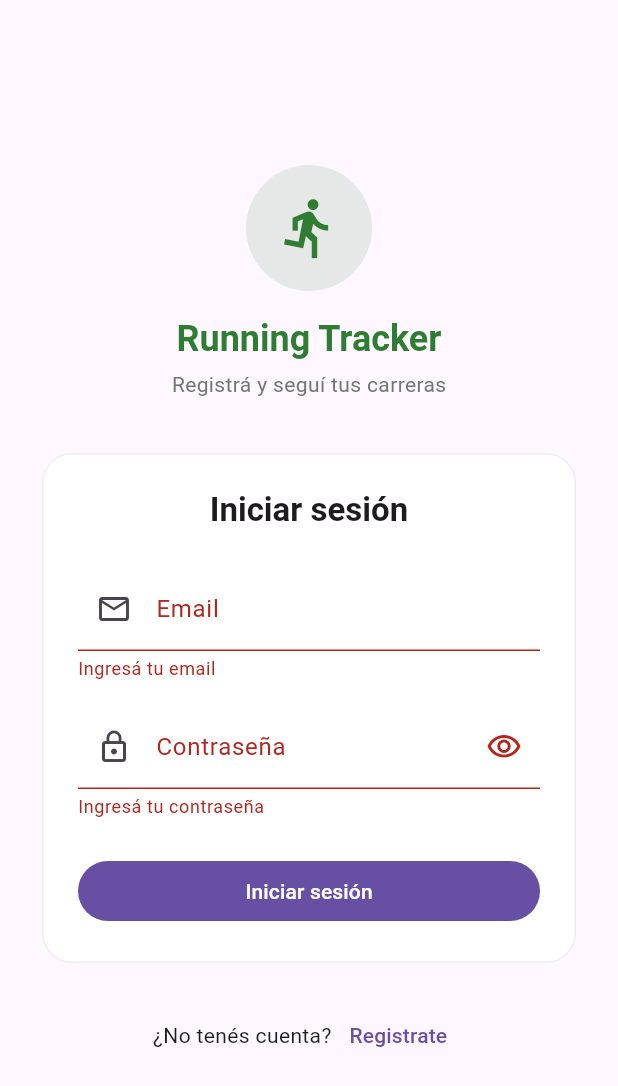
After one commit to linearesdiego/flutter-universidad, a Flutter app: the LoginPage screen opened directly, after a tap on "Iniciar sesión", on a phone screen of 412 x 824 dp. The commit adds this screen. Shown: the top 1086 px of the screen. Run offline on Flutter 3.47's test engine with Material 3 defaults, Android fonts, the phone set to English and light mode, and no system bars; network calls fail.

Commit message:
proyecto integrador y cambios

```diff
--- a/app_components/data/menu_opts.json
+++ b/app_components/data/menu_opts.json
@@ -40,6 +40,11 @@
         "ruta" : "count",
         "icon" : "calculate",
         "texto": "Contador"
+        },
+        {
+        "ruta" : "welcome",
+        "icon" : "gradient",
+        "texto": "Bienvenida - Gradientes"
         }
     ]
 }
--- a/app_components/lib/src/routes/routes.dart
+++ b/app_components/lib/src/routes/routes.dart
@@ -8,6 +8,7 @@ import '../pages/inputs_page.dart';
 import '../pages/slider_page.dart';
 import '../pages/list_page.dart';
 import '../pages/home_page.dart';
+import '../pages/welcome_gradient_page.dart';
 
 
 Map<String,WidgetBuilder> getAplicationsRoutes(){
@@ -19,7 +20,8 @@ Map<String,WidgetBuilder> getAplicationsRoutes(){
     "animatedContainer":(BuildContext context) => const AnimatedContainerPage(),
     "inputs":(BuildContext context) => const InputsPage(),
     "slider":(BuildContext context) => const SliderPage(),
-    "list":(BuildContext context) => const ListPage(),
+    "list":(BuildContext context) => const ListaPage(),
     "count":(BuildContext context) => const CountPage(),
+    "welcome":(BuildContext context) => const WelcomeGradientPage(),
   };
 }
--- a/app_components/lib/src/utils/icon_string_util.dart
+++ b/app_components/lib/src/utils/icon_string_util.dart
@@ -8,7 +8,8 @@ final Map<String,dynamic> _icons ={
     "input": Icons.input,
     "tune": Icons.tune,
     "list": Icons.list,
-    "calculate":Icons.calculate
+    "calculate":Icons.calculate,
+    "gradient":Icons.gradient
 };
 
 
--- /dev/null
+++ b/running_tracker/lib/main.dart
@@ -0,0 +1,21 @@
+import 'package:flutter/material.dart';
+
+import 'src/pages/login_page.dart';
+import 'src/theme/app_theme.dart';
+
+void main() {
+  runApp(const MainApp());
+}
+
+class MainApp extends StatelessWidget {
+  const MainApp({super.key});
+
+  @override
+  Widget build(BuildContext context) {
+    return MaterialApp(
+      debugShowCheckedModeBanner: false,
+      theme: AppTheme.light,
+      home: const LoginPage(),
+    );
+  }
+}
--- /dev/null
+++ b/running_tracker/lib/src/pages/login_page.dart
@@ -0,0 +1,205 @@
+import 'package:flutter/material.dart';
+
+import '../theme/app_theme.dart';
+
+class LoginPage extends StatefulWidget {
+  const LoginPage({super.key});
+
+  @override
+  State<LoginPage> createState() => _LoginPageState();
+}
+
+class _LoginPageState extends State<LoginPage> {
+  final _formKey = GlobalKey<FormState>();
+  final _emailController = TextEditingController();
+  final _passwordController = TextEditingController();
+
+  bool _obscurePassword = true;
+  bool _loading = false;
+
+  @override
+  void dispose() {
+    _emailController.dispose();
+    _passwordController.dispose();
+    super.dispose();
+  }
+
+  String? _validateEmail(String? value) {
+    final email = value?.trim() ?? '';
+    if (email.isEmpty) return 'Ingresá tu email';
+    final regex = RegExp(r'^.+@.+\..+$');
+    if (!regex.hasMatch(email)) return 'Ingresá un email válido';
+    return null;
+  }
+
+  String? _validatePassword(String? value) {
+    final password = value ?? '';
+    if (password.isEmpty) return 'Ingresá tu contraseña';
+    if (password.length < 6) return 'Mínimo 6 caracteres';
+    return null;
+  }
+
+  Future<void> _submit() async {
+    if (!_formKey.currentState!.validate()) return;
+
+    /* setState(() => _loading = true);
+    await Future.delayed(const Duration(milliseconds: 900));
+    if (!mounted) return;
+    setState(() => _loading = false); */
+
+    ScaffoldMessenger.of(context).showSnackBar(
+      const SnackBar(content: Text('hola login')),
+    );
+  }
+
+  void _goToRegister() {
+    ScaffoldMessenger.of(context).showSnackBar(
+      const SnackBar(content: Text('hola')),
+    );
+  }
+
+  @override
+  Widget build(BuildContext context) {
+    return Scaffold(
+      body: SafeArea(
+        child: Center(
+          child: SingleChildScrollView(
+            padding: const EdgeInsets.symmetric(horizontal: 24, vertical: 32),
+            child: ConstrainedBox(
+              constraints: const BoxConstraints(maxWidth: 420),
+              child: Column(
+                mainAxisSize: MainAxisSize.min,
+                children: [
+                  _Header(),
+                  const SizedBox(height: 32),
+                  Card(
+                    elevation: 0,
+                    color: Colors.white,
+                    shape: RoundedRectangleBorder(
+                      borderRadius: BorderRadius.circular(20),
+                      side: BorderSide(color: Colors.grey.shade200),
+                    ),
+                    child: Padding(
+                      padding: const EdgeInsets.all(24),
+                      child: Form(
+                        key: _formKey,
+                        child: Column(
+                          crossAxisAlignment: CrossAxisAlignment.stretch,
+                          children: [
+                            Text(
+                              'Iniciar sesión',
+                              style: Theme.of(context).textTheme.titleLarge?.copyWith(
+                                    fontWeight: FontWeight.bold,
+                                  ),
+                              textAlign: TextAlign.center,
+                            ),
+                            const SizedBox(height: 24),
+                            TextFormField(
+                              controller: _emailController,
+                              keyboardType: TextInputType.emailAddress,
+                              textInputAction: TextInputAction.next,
+                              decoration: const InputDecoration(
+                                labelText: 'Email',
+                                prefixIcon: Icon(Icons.email_outlined),
+                              ),
+                              validator: _validateEmail,
+                            ),
+                            const SizedBox(height: 16),
+                            TextFormField(
+                              controller: _passwordController,
+                              obscureText: _obscurePassword,
+                              textInputAction: TextInputAction.done,
+                              decoration: InputDecoration(
+                                labelText: 'Contraseña',
+                                prefixIcon: const Icon(Icons.lock_outline),
+                                suffixIcon: IconButton(
+                                  icon: Icon(
+                                    _obscurePassword
+                                        ? Icons.visibility_outlined
+                                        : Icons.visibility_off_outlined,
+                                  ),
+                                  onPressed: () => setState(
+                                    () => _obscurePassword = !_obscurePassword,
+                                  ),
+                                ),
+                              ),
+                              validator: _validatePassword,
+                              onFieldSubmitted: (_) => _submit(),
+                            ),
+                            const SizedBox(height: 24),
+                            FilledButton(
+                              onPressed: _loading ? null : _submit,
+                              child: _loading
+                                  ? const SizedBox(
+                                      height: 22,
+                                      width: 22,
+                                      child: CircularProgressIndicator(
+                                        strokeWidth: 2.5,
+                                        color: Colors.white,
+                                      ),
+                                    )
+                                  : const Text('Iniciar sesión'),
+                            ),
+                          ],
+                        ),
+                      ),
+                    ),
+                  ),
+                  const SizedBox(height: 20),
+                  Row(
+                    mainAxisAlignment: MainAxisAlignment.center,
+                    children: [
+                      const Text('¿No tenés cuenta?'),
+                      TextButton(
+                        onPressed: _goToRegister,
+                        child: const Text('Registrate'),
+                      ),
+                    ],
+                  ),
+                ],
+              ),
+            ),
+          ),
+        ),
+      ),
+    );
+  }
+}
+
+class _Header extends StatelessWidget {
+  @override
+  Widget build(BuildContext context) {
+    return Column(
+      children: [
+        Container(
+          width: 84,
+          height: 84,
+          decoration: BoxDecoration(
+            color: AppTheme.primaryColor.withValues(alpha: 0.12),
+            shape: BoxShape.circle,
+          ),
+          child: const Icon(
+            Icons.directions_run,
+            size: 44,
+            color: AppTheme.primaryColor,
+          ),
+        ),
+        const SizedBox(height: 16),
+        Text(
+          'Running Tracker',
+          style: Theme.of(context).textTheme.headlineSmall?.copyWith(
+                fontWeight: FontWeight.bold,
+                color: AppTheme.primaryColor,
+              ),
+        ),
+        const SizedBox(height: 4),
+        Text(
+          'Registrá y seguí tus carreras',
+          style: Theme.of(context).textTheme.bodyMedium?.copyWith(
+                color: Colors.grey.shade600,
+              ),
+        ),
+      ],
+    );
+  }
+}
```
Also changed, not shown: app_components/lib/src/pages/list_page.dart (+112 -7 lines), app_components/lib/src/pages/welcome_gradient_page.dart (added, +88 -0 lines), running_tracker/analysis_options.yaml (added, +11 -0 lines), running_tracker/lib/src/theme/app_theme.dart (added, +30 -0 lines), running_tracker/pubspec.yaml (added, +19 -0 lines), running_tracker/pubspec.lock (added), 29 other files.
